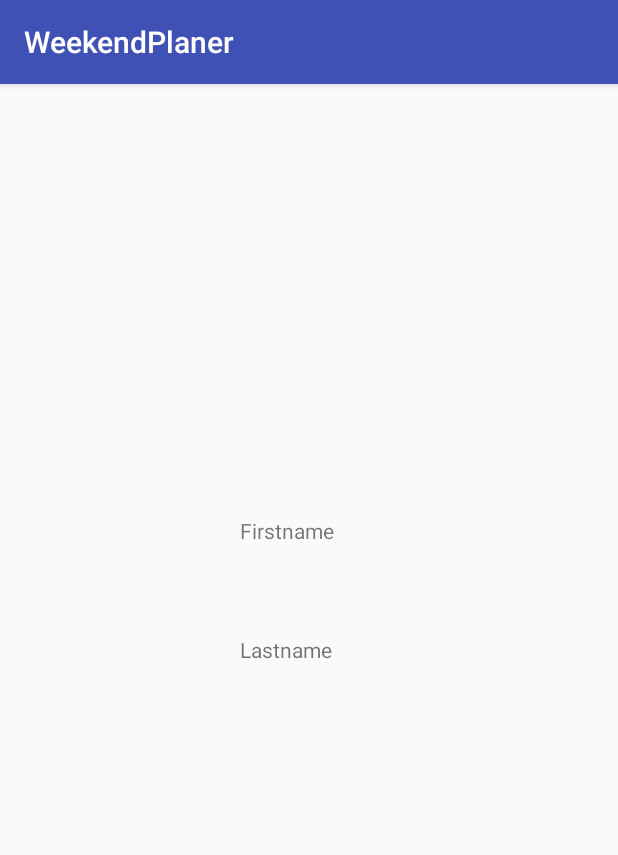
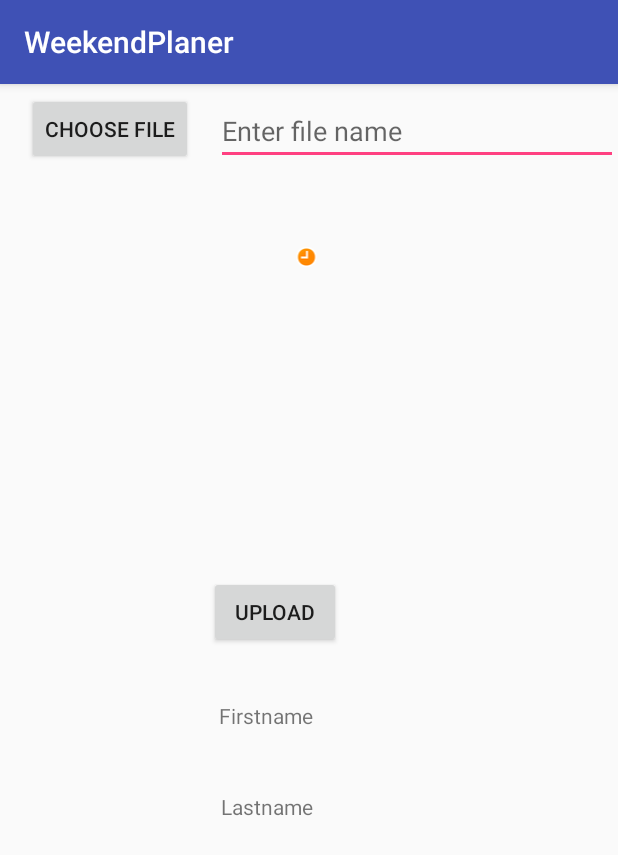
Before and after one commit to hunorfulop/ProjectSoftver, an Android app: the ProfilActivity screen opened directly, with no data from a screen before it, on a phone screen of 412 x 824 dp. Shown: the top 855 px of the screen. Run offline under Robolectric (Android 15) with nearby library versions, the phone set to English and light mode, and no system bars; our stand-ins replace Firebase (no records; nobody signed in at launch, a user with empty details on screens opened directly), Picasso.

Commit message:
Upload to storage

```diff
--- a/app/build.gradle
+++ b/app/build.gradle
@@ -22,7 +22,7 @@ dependencies {
     implementation fileTree(dir: 'libs', include: ['*.jar'])
     implementation 'com.android.support:appcompat-v7:26.1.0'
     implementation 'com.android.support.constraint:constraint-layout:1.1.3'
-    implementation 'com.google.firebase:firebase-auth:16.0.5'
+    implementation 'com.google.firebase:firebase-auth:16.1.0'
     implementation 'com.google.firebase:firebase-database:16.0.5'
     testImplementation 'junit:junit:4.12'
     androidTestImplementation 'com.android.support.test:runner:1.0.2'
@@ -32,9 +32,11 @@ dependencies {
     implementation 'com.android.support:recyclerview-v7:26.1.0'
     implementation 'com.android.support:design:26.1.0'
     implementation 'com.firebaseui:firebase-ui-auth:4.1.0'
-    implementation 'com.google.firebase:firebase-core:16.0.5'
+    implementation 'com.google.firebase:firebase-core:16.0.6'
     implementation 'com.github.bumptech.glide:glide:4.7.1'
     annotationProcessor 'com.github.bumptech.glide:compiler:4.7.1'
+    implementation 'com.google.firebase:firebase-storage:16.0.5'
+    implementation 'com.squareup.picasso:picasso:2.5.2'
 }
 
 apply plugin: 'com.google.gms.google-services'
--- a/app/src/main/java/com/example/huni/weekendplaner/Sidebar/ProfilActivity.java
+++ b/app/src/main/java/com/example/huni/weekendplaner/Sidebar/ProfilActivity.java
@@ -1,21 +1,37 @@
 package com.example.huni.weekendplaner.Sidebar;
 
+import android.content.ContentResolver;
+import android.content.Intent;
 import android.content.SharedPreferences;
+import android.net.Uri;
+import android.os.Handler;
 import android.preference.PreferenceManager;
 import android.support.annotation.NonNull;
 import android.support.v7.app.AppCompatActivity;
 import android.os.Bundle;
+import android.view.View;
+import android.webkit.MimeTypeMap;
+import android.widget.Button;
+import android.widget.EditText;
+import android.widget.ImageView;
 import android.widget.TextView;
 import android.widget.Toast;
 
 import com.example.huni.weekendplaner.Login.User;
 import com.example.huni.weekendplaner.Main.ListDataEvent;
 import com.example.huni.weekendplaner.R;
+import com.google.android.gms.tasks.OnFailureListener;
+import com.google.android.gms.tasks.OnSuccessListener;
 import com.google.firebase.database.DataSnapshot;
 import com.google.firebase.database.DatabaseError;
 import com.google.firebase.database.DatabaseReference;
 import com.google.firebase.database.FirebaseDatabase;
 import com.google.firebase.database.ValueEventListener;
+import com.google.firebase.storage.FirebaseStorage;
+import com.google.firebase.storage.OnProgressListener;
+import com.google.firebase.storage.StorageReference;
+import com.google.firebase.storage.UploadTask;
+import com.squareup.picasso.Picasso;
 
 import java.util.ArrayList;
 import java.util.List;
@@ -25,6 +41,16 @@ public class ProfilActivity extends AppCompatActivity {
 
     FirebaseDatabase database;
     DatabaseReference ref;
+    private static final int PICK_IMAGE_REQUEST = 1;
+    private Button choose;
+    private Button upload;
+    private EditText profil_file_name;
+    private ImageView imageView;
+    private String user_number;
+    private Uri mImageUri;
+    private StorageReference mStorageRef;
+    DatabaseReference mDatabaseref;
+
     @Override
     protected void onCreate(Bundle savedInstanceState) {
         super.onCreate(savedInstanceState);
@@ -32,35 +58,20 @@ public class ProfilActivity extends AppCompatActivity {
 
         SharedPreferences settings = PreferenceManager.getDefaultSharedPreferences(getApplicationContext());
         SharedPreferences.Editor editor = settings.edit();
+        editor.apply();
         final String s = settings.getString("username","Dummy");
-
+        user_number = s;
         database = FirebaseDatabase.getInstance();
-        ref = database.getReference().child("User");
-        List<User> listDataUser =  getUserDataFromDatabase(s);
-
-        System.out.println("TAGIsten "+ s);
-        System.out.println("TAGIsten "+ ref);
-
-        TextView textView_firstName = findViewById(R.id.textView_firstName);
-        TextView textView_lastName = findViewById(R.id.textView2_lastName);
-        if(!listDataUser.isEmpty()) {
-            textView_firstName.setText(listDataUser.get(0).getFirstname());
-            textView_lastName.setText(listDataUser.get(0).getLastname());
-            System.out.println("TAG771 " + listDataUser.size());
-        }
-    }
+        ref = database.getReference("User");
 
 
-    public List<User> getUserDataFromDatabase(final String id){
-        final List<User> list = new ArrayList<>();
-        System.out.println("TAG771 1111");
         ref.addValueEventListener(new ValueEventListener() {
             @Override
             public void onDataChange(@NonNull DataSnapshot dataSnapshot) {
                 for(DataSnapshot dataSnapshot1: dataSnapshot.getChildren()){
-                    System.out.println("TAG771 " + dataSnapshot1.getKey() + '\t' + id);
-                    if(Objects.equals(dataSnapshot1.getKey(), id)) {
-
+                    System.out.println("TAG771 " + dataSnapshot1.getKey() + '\t' + s);
+                    if(Objects.equals(dataSnapshot1.getKey(), s)) {
+                    System.out.println("TAG771 " + dataSnapshot1.getKey() + '\t' + s);
                     User user = dataSnapshot1.getValue(User.class);
                     User listDataUser = new User();
                     assert user != null;
@@ -68,9 +79,8 @@ public class ProfilActivity extends AppCompatActivity {
                     String lastname = user.getLastname();
                     listDataUser.setFirstname(firstname);
                     listDataUser.setLastname(lastname);
-                        list.add(listDataUser);
-                    }
-                }
+                    setText(firstname,lastname);
+                } }
             }
 
             @Override
@@ -78,6 +88,95 @@ public class ProfilActivity extends AppCompatActivity {
                 Toast.makeText(getApplicationContext(),"Gone wrong",Toast.LENGTH_LONG).show();
             }
         });
-        return list;
+
+        choose = findViewById(R.id.button_profil_chosse);
+        upload = findViewById(R.id.button_profil_upload);
+        profil_file_name = findViewById(R.id.edit_text_profil_file);
+        imageView = findViewById(R.id.profil_image);
+        mStorageRef = FirebaseStorage.getInstance().getReference("uploads");
+        mDatabaseref = FirebaseDatabase.getInstance().getReference("uploads");
+
+
+        choose.setOnClickListener(new View.OnClickListener() {
+            @Override
+            public void onClick(View view) {
+                openFileChooser();
+            }
+        });
+
+        upload.setOnClickListener(new View.OnClickListener() {
+            @Override
+            public void onClick(View view) {
+                uploadFile();
+            }
+        });
+    }
+
+    public void setText(String firstname, String lastname){
+        TextView textView_firstName = findViewById(R.id.textView_firstName);
+        TextView textView_lastName = findViewById(R.id.textView2_lastName);
+            textView_firstName.setText(firstname);
+            textView_lastName.setText(lastname);
+    }
+
+    public void openFileChooser(){
+        Intent intent = new Intent();
+        intent.setType("image/*");
+        intent.setAction(Intent.ACTION_GET_CONTENT);
+        startActivityForResult(intent,PICK_IMAGE_REQUEST);
+    }
+
+    @Override
+    protected void onActivityResult(int requestCode, int resultCode, Intent data) {
+        super.onActivityResult(requestCode, resultCode, data);
+        if( requestCode == PICK_IMAGE_REQUEST && resultCode == RESULT_OK
+                && data != null && data.getData() != null){
+            mImageUri = data.getData();
+
+            Picasso.with(this).load(mImageUri).into(imageView);
+
         }
     }
+    private String getFileExtension(Uri uri){
+        ContentResolver cR = getContentResolver();
+        MimeTypeMap mime = MimeTypeMap.getSingleton();
+        return mime.getExtensionFromMimeType(cR.getType(uri));
+    }
+    private void uploadFile(){
+        if(mImageUri != null){
+            final StorageReference fileReference = mStorageRef.child(System.currentTimeMillis() +
+                    "." + getFileExtension(mImageUri));
+            fileReference.putFile(mImageUri).addOnSuccessListener(new OnSuccessListener<UploadTask.TaskSnapshot>() {
+                @Override
+                public void onSuccess(UploadTask.TaskSnapshot taskSnapshot) {
+                    Handler handler = new Handler();
+                    handler.postDelayed(new Runnable() {
+                        @Override
+                        public void run() {
+                            //mProgressbar
+                        }
+                    },5000);
+                    Toast.makeText(ProfilActivity.this, "Upload successful", Toast.LENGTH_SHORT).show();
+                    Upload upload = new Upload(profil_file_name.getText().toString().trim(),
+                            fileReference.getDownloadUrl().toString());
+                    //String uploadID = mDatabaseref.push().getKey();
+                    mDatabaseref.child(user_number).setValue(upload);
+
+                }
+            }).addOnFailureListener(new OnFailureListener() {
+                @Override
+                public void onFailure(@NonNull Exception e) {
+                    Toast.makeText(ProfilActivity.this, e.getMessage(), Toast.LENGTH_SHORT).show();
+                }
+            }).addOnProgressListener(new OnProgressListener<UploadTask.TaskSnapshot>() {
+                @Override
+                public void onProgress(UploadTask.TaskSnapshot taskSnapshot) {
+                    double progress = (100.0 * taskSnapshot.getBytesTransferred()/taskSnapshot.getTotalByteCount());
+                    //mProgressbar
+                }
+            });
+        }else {
+            Toast.makeText(this,"No file selected",Toast.LENGTH_SHORT).show();
+        }
+    }
+}
--- a/app/src/main/res/layout/activity_profil.xml
+++ b/app/src/main/res/layout/activity_profil.xml
@@ -1,17 +1,48 @@
 <?xml version="1.0" encoding="utf-8"?>
-<android.support.constraint.ConstraintLayout xmlns:android="http://schemas.android.com/apk/res/android"
+<RelativeLayout xmlns:android="http://schemas.android.com/apk/res/android"
     xmlns:app="http://schemas.android.com/apk/res-auto"
     xmlns:tools="http://schemas.android.com/tools"
     android:layout_width="match_parent"
     android:layout_height="match_parent"
     tools:context=".Sidebar.ProfilActivity">
 
+    <Button
+        android:id="@+id/button_profil_chosse"
+        android:layout_width="wrap_content"
+        android:layout_height="wrap_content"
+        android:layout_alignStart="@+id/button_profil_upload"
+        android:layout_alignParentTop="true"
+        android:layout_marginStart="-121dp"
+        android:layout_marginTop="6dp"
+        android:text="Choose file" />
+
+    <EditText
+        android:id="@+id/edit_text_profil_file"
+        android:layout_width="match_parent"
+        android:layout_height="wrap_content"
+        android:layout_alignBottom="@+id/button_profil_chosse"
+        android:layout_marginStart="15dp"
+        android:layout_toEndOf="@+id/button_profil_chosse"
+        android:hint="Enter file name" />
+
+    <Button
+        android:id="@+id/button_profil_upload"
+        android:layout_width="wrap_content"
+        android:layout_height="wrap_content"
+        android:layout_alignParentStart="true"
+        android:layout_alignParentTop="true"
+        android:layout_marginStart="139dp"
+        android:layout_marginTop="328dp"
+        android:text="Upload" />
+
     <TextView
         android:id="@+id/textView_firstName"
         android:layout_width="wrap_content"
         android:layout_height="wrap_content"
-        android:layout_marginStart="160dp"
-        android:layout_marginTop="288dp"
+        android:layout_below="@+id/button_profil_upload"
+        android:layout_alignParentStart="true"
+        android:layout_marginStart="146dp"
+        android:layout_marginTop="35dp"
         android:text="Firstname"
         app:layout_constraintStart_toStartOf="parent"
         app:layout_constraintTop_toTopOf="parent" />
@@ -19,10 +50,25 @@
     <TextView
         android:id="@+id/textView2_lastName"
         android:layout_width="wrap_content"
-        android:layout_height="0dp"
-        android:layout_marginStart="160dp"
-        android:layout_marginTop="60dp"
+        android:layout_height="wrap_content"
+        android:layout_below="@+id/textView_firstName"
+        android:layout_alignParentStart="true"
+        android:layout_marginStart="147dp"
+        android:layout_marginTop="41dp"
         android:text="Lastname"
         app:layout_constraintStart_toStartOf="parent"
         app:layout_constraintTop_toBottomOf="@+id/textView_firstName" />
-</android.support.constraint.ConstraintLayout>
+
+    <ImageView
+        android:id="@+id/profil_image"
+        android:layout_width="wrap_content"
+        android:layout_height="wrap_content"
+        android:layout_below="@+id/edit_text_profil_file"
+        android:layout_alignParentStart="true"
+        android:layout_alignParentEnd="true"
+        android:layout_marginStart="74dp"
+        android:layout_marginTop="53dp"
+        android:layout_marginEnd="77dp"
+        app:srcCompat="@android:drawable/presence_away" />
+
+</RelativeLayout>
```
Also changed, not shown: app/src/main/java/com/example/huni/weekendplaner/Sidebar/Upload.java (added, +33 -0 lines). Lines whose indentation alone changed are shown as unchanged.
